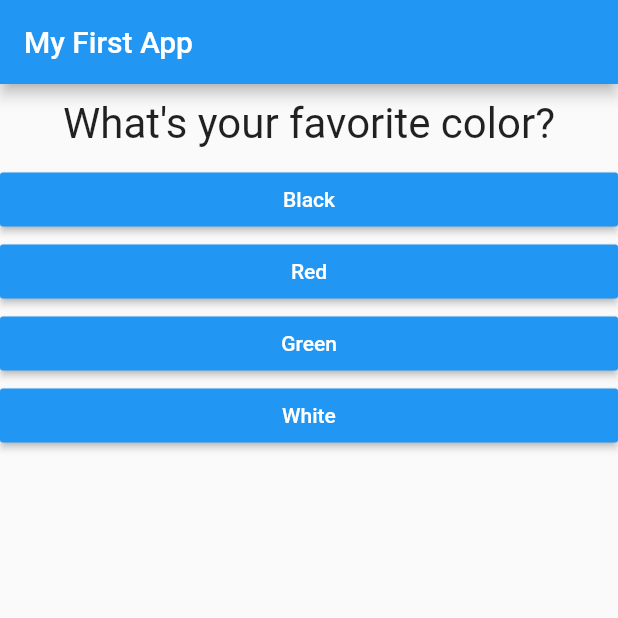
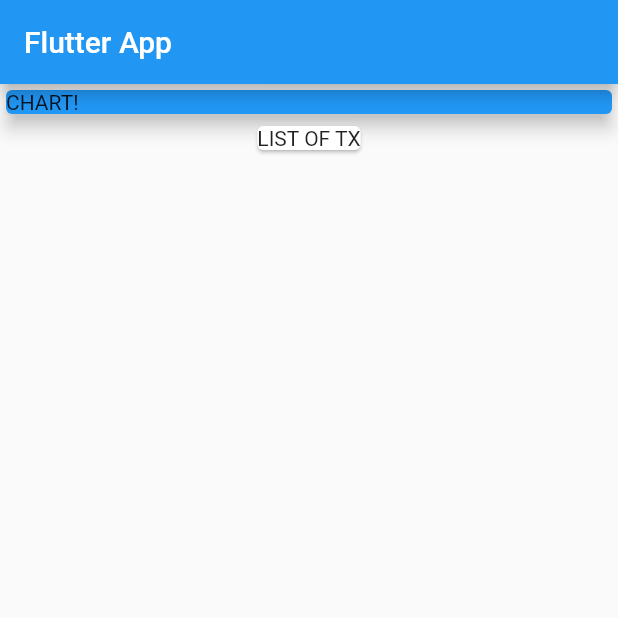
Before and after one commit to ahmmdd/FlutterBasics, a Flutter app: the screen it shows after launch, on a phone screen of 412 x 824 dp, the top half of it. Run offline on Flutter 3.47's test engine with Material 2 defaults, Android fonts, the phone set to English and light mode, and no system bars.

Commit message:
started nre project

```diff
--- a/lib/answer.dart
+++ /dev/null
@@ -1,20 +0,0 @@
-import 'package:flutter/material.dart';
-
-class Answer extends StatelessWidget {
-  final Function selectHandler;
-  final String answerText;
-  Answer(this.selectHandler, this.answerText);
-
-  @override
-  Widget build(BuildContext context) {
-    return Container(
-      width: double.infinity,
-      child: RaisedButton(
-        color: Colors.blue,
-        textColor: Colors.white,
-        child: Text(answerText),
-        onPressed: selectHandler,
-      ),
-    );
-  }
-}
--- a/lib/main.dart
+++ b/lib/main.dart
@@ -1,98 +1,38 @@
 import 'package:flutter/material.dart';
-
-import './quiz.dart';
-import './result.dart';
-// void main() {
-//   runApp(MyApp());
-// }
 
 void main() => runApp(MyApp());
 
-class MyApp extends StatefulWidget {
+class MyApp extends StatelessWidget {
   @override
-  State<StatefulWidget> createState() {
-    // TODO: implement createState
-    return _MyAppState();
+  Widget build(BuildContext context) {
+    return MaterialApp(
+      title: 'Flutter App',
+      home: MyHomePage(),
+    );
   }
 }
 
-class _MyAppState extends State<MyApp> {
-  final _questions = const [
-    {
-      'questionText': 'What\'s your favorite color?',
-      'answers': [
-        {'text': 'Black', 'score': 10},
-        {'text': 'Red', 'score': 5},
-        {'text': 'Green', 'score': 3},
-        {'text': 'White', 'score': 1},
-      ],
-    },
-    {
-      'questionText': 'What\'s your favorite animal?',
-      'answers': [
-        {'text': 'Rabbit', 'score': 3},
-        {'text': 'Snake', 'score': 11},
-        {'text': 'Elephant', 'score': 5},
-        {'text': 'Lion', 'score': 9},
-      ],
-    },
-    {
-      'questionText': 'Who\'s your favorite instructor?',
-      'answers': [
-        {'text': 'Max', 'score': 1},
-        {'text': 'Max', 'score': 1},
-        {'text': 'Max', 'score': 1},
-        {'text': 'Max', 'score': 1},
-      ],
-    },
-  ];
-  var _questionIndex = 0;
-  var _totalScore = 0;
-
-  void _resetQuiz() {
-    setState(() {
-      _questionIndex = 0;
-      _totalScore = 0;
-    });
-  }
-
-  void _answerQuestion(int score) {
-    // var aBool = true;
-    // aBool = false;
-
-    _totalScore += score;
-
-    setState(() {
-      _questionIndex = _questionIndex + 1;
-    });
-    print(_questionIndex);
-    if (_questionIndex < _questions.length) {
-      print('We have more questions!');
-    } else {
-      print('No more questions!');
-    }
-  }
-
+class MyHomePage extends StatelessWidget {
   @override
   Widget build(BuildContext context) {
-    // var dummy = const ['Hello'];
-    // dummy.add('Max');
-    // print(dummy);
-    // dummy = [];
-    // questions = []; // does not work if questions is a const
-
-    return MaterialApp(
-      home: Scaffold(
-        appBar: AppBar(
-          title: Text('My First App'),
-        ),
-        body: _questionIndex < _questions.length
-            ? Quiz(
-                answerQuestion: _answerQuestion,
-                questionIndex: _questionIndex,
-                questions: _questions,
-              )
-            : Result(_totalScore, _resetQuiz),
+    return Scaffold(
+      appBar: AppBar(
+        title: Text('Flutter App'),
+      ),
+      body: Column(
+        children: <Widget>[
+          Container(
+            width: double.infinity,
+            child: Card(
+              color: Colors.blue,
+              child: Text('CHART!'),
+              elevation: 5,
+            ),
+          ),
+          Card(
+            child: Text('LIST OF TX'),
+          )
+        ],
       ),
     );
   }
--- a/lib/question.dart
+++ /dev/null
@@ -1,20 +0,0 @@
-import 'package:flutter/material.dart';
-
-// ignore: must_be_immutable
-class Question extends StatelessWidget {
-  final String questionText;
-
-  Question(this.questionText);
-  @override
-  Widget build(BuildContext context) {
-    return Container(
-      width: double.infinity,
-      margin: EdgeInsets.all(10),
-      child: Text(
-        questionText,
-        style: TextStyle(fontSize: 28),
-        textAlign: TextAlign.center,
-      ),
-    );
-  }
-}
--- a/lib/quiz.dart
+++ /dev/null
@@ -1,28 +0,0 @@
-import 'package:flutter/material.dart';
-import './question.dart';
-import './answer.dart';
-
-class Quiz extends StatelessWidget {
-  final List<Map<String, Object>> questions;
-  final int questionIndex;
-  final Function answerQuestion;
-
-  Quiz(
-      {@required this.questions,
-      @required this.answerQuestion,
-      @required this.questionIndex});
-  @override
-  Widget build(BuildContext context) {
-    return Column(
-      children: [
-        Question(
-          questions[questionIndex]['questionText'],
-        ),
-        ...(questions[questionIndex]['answers'] as List<Map<String, Object>>)
-            .map((answer) {
-          return Answer(() => answerQuestion(answer['score']), answer['text']);
-        }).toList()
-      ],
-    );
-  }
-}
```
Also changed, not shown: lib/result.dart (deleted, +0 -44 lines).
